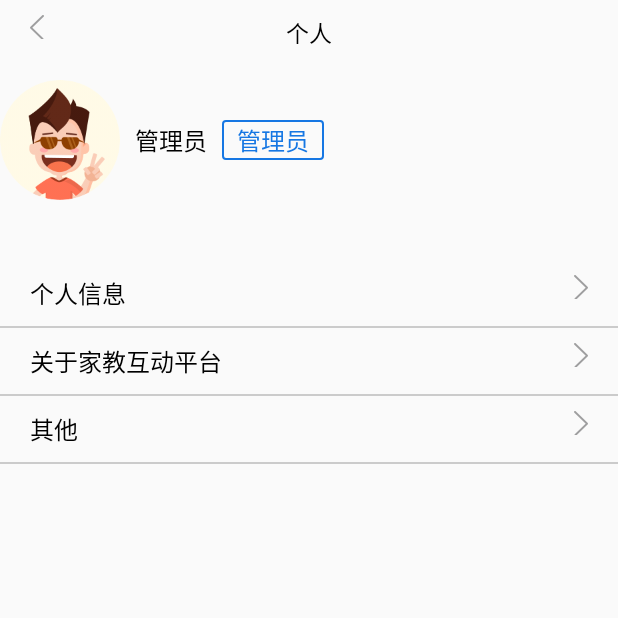
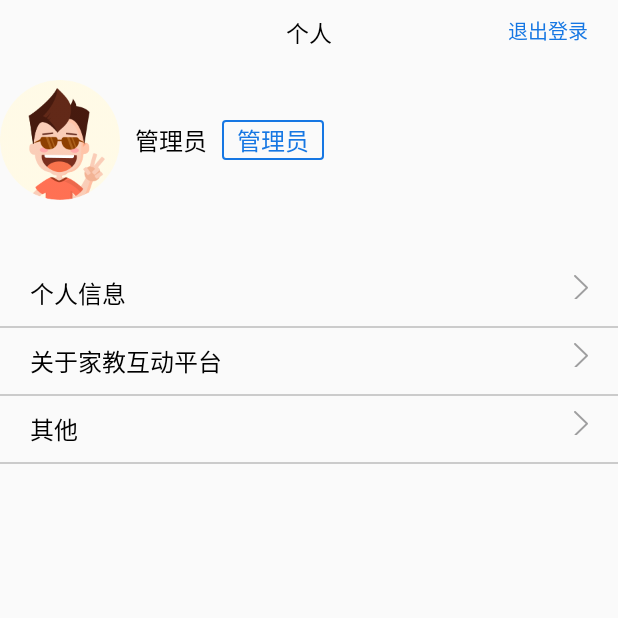
Before and after one commit to huangxinyu1213/FamilyEducation, an Android app: the fragment MineFragment placed in its activity, on a phone screen of 412 x 824 dp, the top half of it. Run offline under Robolectric (Android 15) with nearby library versions, the phone set to English and light mode, and no system bars; our stand-ins replace Picasso; pictures from the network do not load.

Commit message:
家教平台

```diff
--- a/app/src/main/java/com/wtxy/familyeducation/fragment/MineFragment.java
+++ b/app/src/main/java/com/wtxy/familyeducation/fragment/MineFragment.java
@@ -1,5 +1,6 @@
 package com.wtxy.familyeducation.fragment;
 
+import android.content.Intent;
 import android.os.Bundle;
 import android.support.annotation.NonNull;
 import android.support.annotation.Nullable;
@@ -8,6 +9,7 @@ import android.view.View;
 import android.view.ViewGroup;
 import android.widget.TextView;
 
+import com.wtxy.familyeducation.MainActivity;
 import com.wtxy.familyeducation.R;
 import com.wtxy.familyeducation.user.UserInfo;
 import com.wtxy.familyeducation.user.UserInfoManager;
@@ -41,7 +43,7 @@ public class MineFragment extends BaseFragment{
     public void onViewCreated(@NonNull View view, @Nullable Bundle savedInstanceState) {
         super.onViewCreated(view, savedInstanceState);
         showTitle("个人");
-        view.findViewById(R.id.btn_back).setVisibility(View.VISIBLE);
+        view.findViewById(R.id.btn_back).setVisibility(View.GONE);
         view.findViewById(R.id.divider).setVisibility(View.GONE);
         TextView tvName =  view.findViewById(R.id.tv_name);
         TextView tvLable = view.findViewById(R.id.tv_lable);
@@ -51,10 +53,13 @@ public class MineFragment extends BaseFragment{
             tvLable.setText(userInfo.getUserTypeName());
         }
         TextView tvRightButton = view.findViewById(R.id.btn_right);
+        tvRightButton.setVisibility(View.VISIBLE);
         tvRightButton.setText("退出登录");
         tvRightButton.setOnClickListener(new View.OnClickListener() {
             @Override
             public void onClick(View v) {
+                Intent intent = new Intent(getActivity(), MainActivity.class);
+                getActivity().startActivity(intent);
                 getActivity().finish();
             }
         });
```
